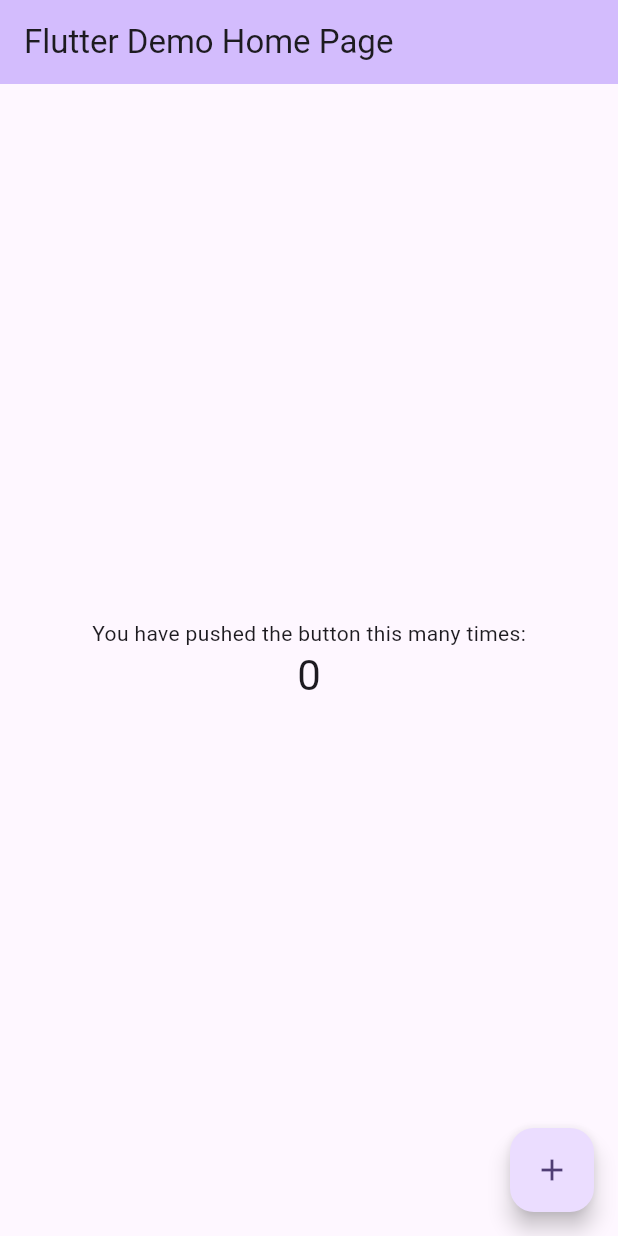
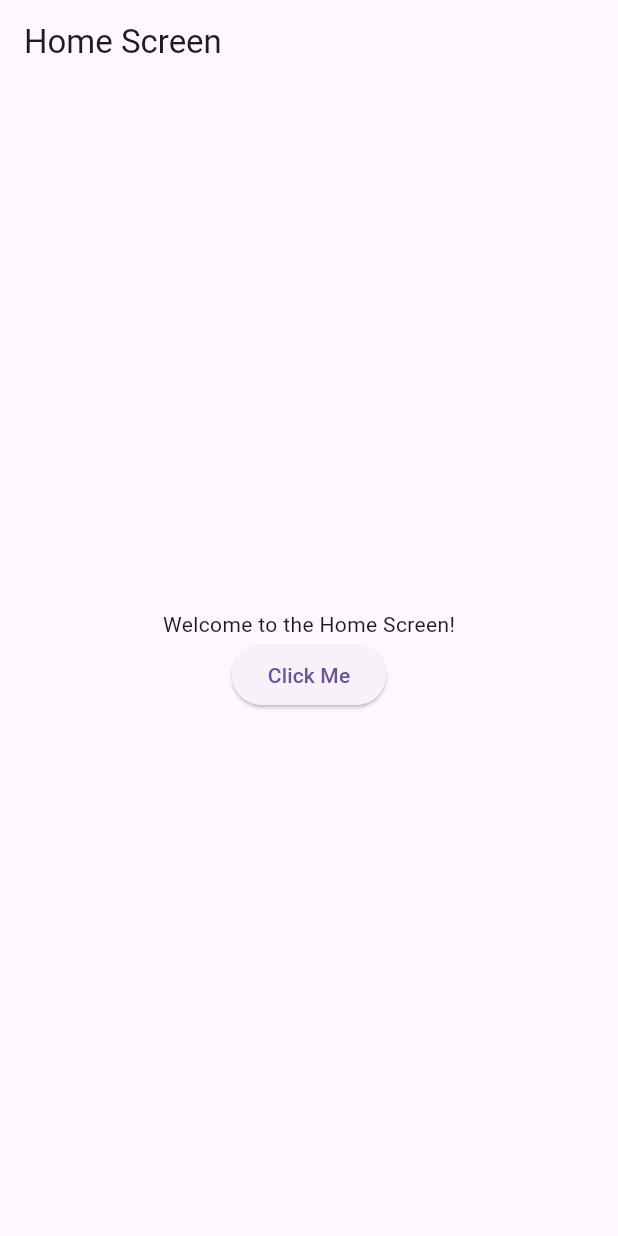
Before and after one commit to Djuanzz/ppb-firebase-notification, a Flutter app: the screen it shows after launch, on a phone screen of 412 x 824 dp. Run offline on Flutter 3.47's test engine with Material 3 defaults, Android fonts, the phone set to English and light mode, and no system bars; our stand-ins replace firebase_core; accounts and stored records are empty.

```diff
--- a/lib/main.dart
+++ b/lib/main.dart
@@ -1,122 +1,25 @@
+import 'package:firebase_core/firebase_core.dart';
 import 'package:flutter/material.dart';
+import 'package:notification_firebase/firebase_options.dart';
+import 'package:notification_firebase/screens/home.screen.dart';
 
-void main() {
+void main() async {
+  WidgetsFlutterBinding.ensureInitialized();
+  await Firebase.initializeApp(options: DefaultFirebaseOptions.currentPlatform);
   runApp(const MyApp());
 }
 
 class MyApp extends StatelessWidget {
   const MyApp({super.key});
 
-  // This widget is the root of your application.
   @override
   Widget build(BuildContext context) {
     return MaterialApp(
-      title: 'Flutter Demo',
+      title: 'Firebase Notification',
       theme: ThemeData(
-        // This is the theme of your application.
-        //
-        // TRY THIS: Try running your application with "flutter run". You'll see
-        // the application has a purple toolbar. Then, without quitting the app,
-        // try changing the seedColor in the colorScheme below to Colors.green
-        // and then invoke "hot reload" (save your changes or press the "hot
-        // reload" button in a Flutter-supported IDE, or press "r" if you used
-        // the command line to start the app).
-        //
-        // Notice that the counter didn't reset back to zero; the application
-        // state is not lost during the reload. To reset the state, use hot
-        // restart instead.
-        //
-        // This works for code too, not just values: Most code changes can be
-        // tested with just a hot reload.
         colorScheme: ColorScheme.fromSeed(seedColor: Colors.deepPurple),
       ),
-      home: const MyHomePage(title: 'Flutter Demo Home Page'),
+      home: HomeScreen(),
     );
   }
 }
-
-class MyHomePage extends StatefulWidget {
-  const MyHomePage({super.key, required this.title});
-
-  // This widget is the home page of your application. It is stateful, meaning
-  // that it has a State object (defined below) that contains fields that affect
-  // how it looks.
-
-  // This class is the configuration for the state. It holds the values (in this
-  // case the title) provided by the parent (in this case the App widget) and
-  // used by the build method of the State. Fields in a Widget subclass are
-  // always marked "final".
-
-  final String title;
-
-  @override
-  State<MyHomePage> createState() => _MyHomePageState();
-}
-
-class _MyHomePageState extends State<MyHomePage> {
-  int _counter = 0;
-
-  void _incrementCounter() {
-    setState(() {
-      // This call to setState tells the Flutter framework that something has
-      // changed in this State, which causes it to rerun the build method below
-      // so that the display can reflect the updated values. If we changed
-      // _counter without calling setState(), then the build method would not be
-      // called again, and so nothing would appear to happen.
-      _counter++;
-    });
-  }
-
-  @override
-  Widget build(BuildContext context) {
-    // This method is rerun every time setState is called, for instance as done
-    // by the _incrementCounter method above.
-    //
-    // The Flutter framework has been optimized to make rerunning build methods
-    // fast, so that you can just rebuild anything that needs updating rather
-    // than having to individually change instances of widgets.
-    return Scaffold(
-      appBar: AppBar(
-        // TRY THIS: Try changing the color here to a specific color (to
-        // Colors.amber, perhaps?) and trigger a hot reload to see the AppBar
-        // change color while the other colors stay the same.
-        backgroundColor: Theme.of(context).colorScheme.inversePrimary,
-        // Here we take the value from the MyHomePage object that was created by
-        // the App.build method, and use it to set our appbar title.
-        title: Text(widget.title),
-      ),
-      body: Center(
-        // Center is a layout widget. It takes a single child and positions it
-        // in the middle of the parent.
-        child: Column(
-          // Column is also a layout widget. It takes a list of children and
-          // arranges them vertically. By default, it sizes itself to fit its
-          // children horizontally, and tries to be as tall as its parent.
-          //
-          // Column has various properties to control how it sizes itself and
-          // how it positions its children. Here we use mainAxisAlignment to
-          // center the children vertically; the main axis here is the vertical
-          // axis because Columns are vertical (the cross axis would be
-          // horizontal).
-          //
-          // TRY THIS: Invoke "debug painting" (choose the "Toggle Debug Paint"
-          // action in the IDE, or press "p" in the console), to see the
-          // wireframe for each widget.
-          mainAxisAlignment: MainAxisAlignment.center,
-          children: <Widget>[
-            const Text('You have pushed the button this many times:'),
-            Text(
-              '$_counter',
-              style: Theme.of(context).textTheme.headlineMedium,
-            ),
-          ],
-        ),
-      ),
-      floatingActionButton: FloatingActionButton(
-        onPressed: _incrementCounter,
-        tooltip: 'Increment',
-        child: const Icon(Icons.add),
-      ), // This trailing comma makes auto-formatting nicer for build methods.
-    );
-  }
-}
--- /dev/null
+++ b/lib/screens/home.screen.dart
@@ -0,0 +1,31 @@
+import 'package:flutter/material.dart';
+
+class HomeScreen extends StatefulWidget {
+  const HomeScreen({super.key});
+
+  @override
+  State<HomeScreen> createState() => _HomeScreenState();
+}
+
+class _HomeScreenState extends State<HomeScreen> {
+  @override
+  Widget build(BuildContext context) {
+    return Scaffold(
+      appBar: AppBar(title: const Text('Home Screen')),
+      body: Center(
+        child: Column(
+          mainAxisAlignment: MainAxisAlignment.center,
+          children: <Widget>[
+            const Text('Welcome to the Home Screen!'),
+            ElevatedButton(
+              onPressed: () {
+                // Add your button action here
+              },
+              child: const Text('Click Me'),
+            ),
+          ],
+        ),
+      ),
+    );
+  }
+}
--- a/pubspec.yaml
+++ b/pubspec.yaml
@@ -34,6 +34,8 @@ dependencies:
   # The following adds the Cupertino Icons font to your application.
   # Use with the CupertinoIcons class for iOS style icons.
   cupertino_icons: ^1.0.8
+  firebase_core: ^3.13.0
+  cloud_firestore: ^5.6.7
 
 dev_dependencies:
   flutter_test:
```
Also changed, not shown: firebase.json (added), lib/firebase_options.dart (added), pubspec.lock, 3 other files.
